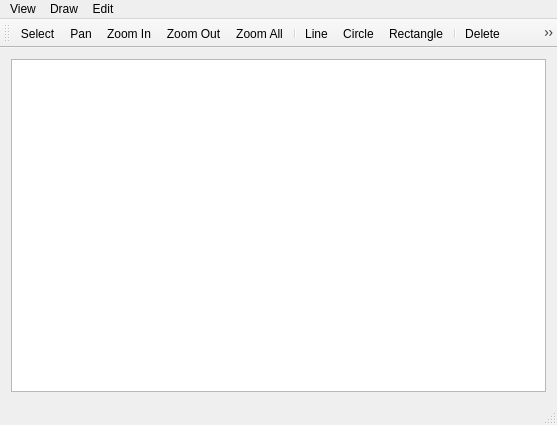
Qt form MainWindow.ui (clsk/CAD) before a commit.
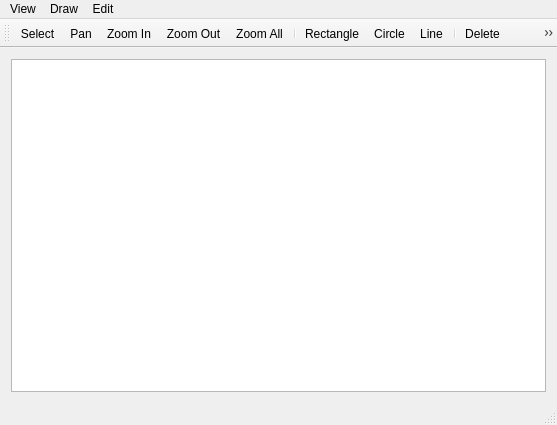
The same form after that commit. Icons and pictures are not drawn.

Diff of the .ui file:
```diff
--- a/MainWindow.ui
+++ b/MainWindow.ui
@@ -82,9 +82,9 @@
    <addaction name="actionZoom_Out"/>
    <addaction name="actionZoom_All"/>
    <addaction name="separator"/>
-   <addaction name="actionLine"/>
-   <addaction name="actionCircle"/>
    <addaction name="actionRectangle"/>
+   <addaction name="actionCircle"/>
+   <addaction name="actionLine"/>
    <addaction name="separator"/>
    <addaction name="actionDelete"/>
    <addaction name="actionUndo"/>
```
Left out of the diff: 4 changed lines with no effect on the pictures.
